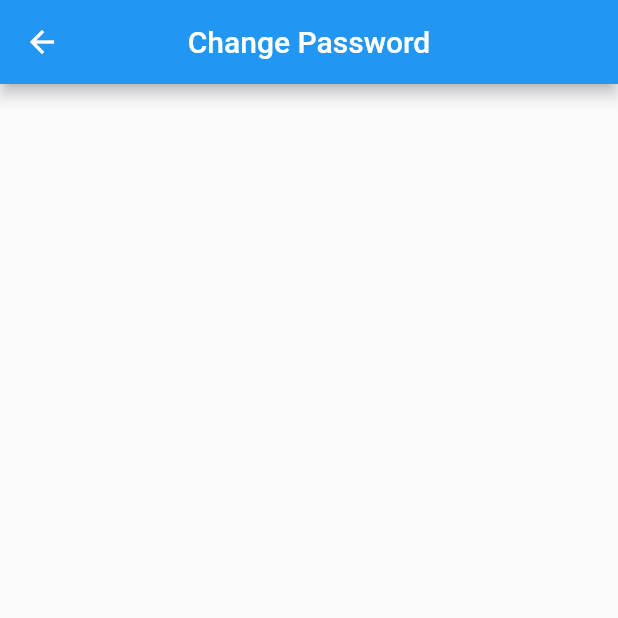
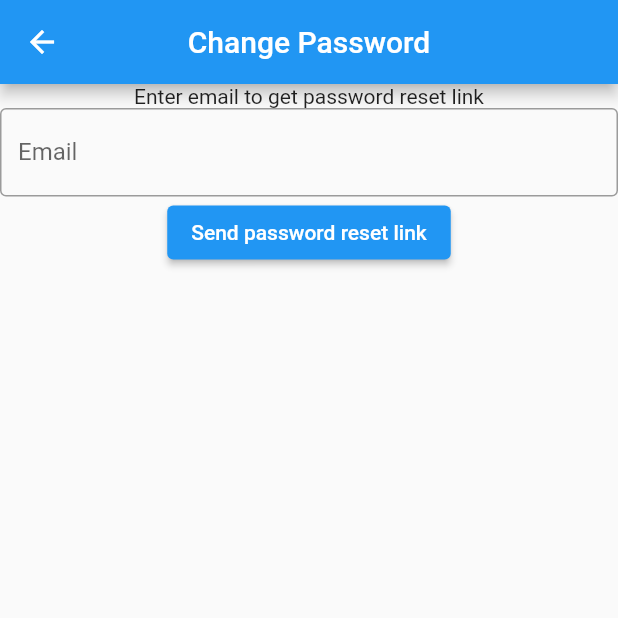
Before and after one commit to project-nazmul/E-Commerce-App, a Flutter app: the ChangePasswordScreen screen opened directly, on a phone screen of 412 x 824 dp, the top half of it. Run offline on Flutter 3.47's test engine with Material 2 defaults, Android fonts, the phone set to English and light mode, and no system bars; our stand-ins replace cloud_firestore, firebase_auth, firebase_core, get, shared_preferences; accounts and stored records are empty.

Commit message:
reset password implemented

```diff
--- /dev/null
+++ b/lib/firebase_service/reset_password.dart
@@ -0,0 +1,18 @@
+import 'package:firebase_auth/firebase_auth.dart';
+import 'package:get/get.dart';
+
+resetPassword(String email) async{
+
+  final auth= FirebaseAuth.instance;
+  try{
+     await auth.sendPasswordResetEmail(email: email);
+     Get.snackbar('Hi', 'CHECK email.');
+  }on FirebaseAuthException catch (e){
+    if (e.code == 'user-not-found') {
+      Get.snackbar('Hi', 'No user found for that email.');
+    }
+  }catch(e){
+    print(e);
+  }
+
+}
--- a/lib/screen/change_password_screen.dart
+++ b/lib/screen/change_password_screen.dart
@@ -1,9 +1,11 @@
+import 'package:e_commerce_app/firebase_service/reset_password.dart';
 import 'package:flutter/material.dart';
 import 'package:get/get.dart';
 
 class ChangePasswordScreen extends StatelessWidget {
-  const ChangePasswordScreen({Key? key}) : super(key: key);
-
+  ChangePasswordScreen({Key? key}) : super(key: key);
+  final emailController = TextEditingController();
+  final keyText = GlobalKey<FormState>();
   @override
   Widget build(BuildContext context) {
     return Scaffold(
@@ -17,6 +19,37 @@ class ChangePasswordScreen extends StatelessWidget {
         ),
         title: Text('Change Password'),
       ),
+      body: Column(
+        children: [
+          Text('Enter email to get password reset link'),
+          Form(
+            key: keyText,
+            child: TextFormField(
+              validator: (value){
+                if(GetUtils.isEmail(value!)){
+                  return null;
+                }
+                return 'Invalid email';
+              },
+              controller: emailController,
+              decoration: InputDecoration(
+                labelText: 'Email',
+                border: OutlineInputBorder()
+              ),
+            )
+          ),
+          ElevatedButton(
+            onPressed: (){
+              if(keyText.currentState!.validate()){
+                resetPassword(emailController.text);
+                Get.back();
+              }
+
+            },
+            child: Text("Send password reset link")
+          )
+        ],
+      ),
     );
   }
 }
```
